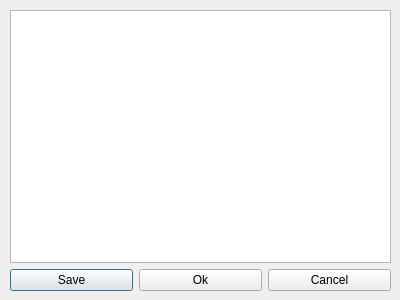
First picture: the form in HDGenerator/inputdialog.ui, repository brokestorm/QtProject, before the edit.
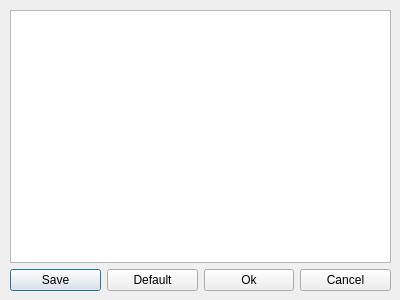
Second picture: the form after the edit.

The edit to the form file:
```diff
--- a/HDGenerator/inputdialog.ui
+++ b/HDGenerator/inputdialog.ui
@@ -13,7 +13,7 @@
   <property name="windowTitle">
    <string>Dialog</string>
   </property>
-  <widget class="QWidget" name="">
+  <widget class="QWidget" name="layoutWidget">
    <property name="geometry">
     <rect>
      <x>10</x>
@@ -35,6 +35,13 @@
         </property>
        </widget>
       </item>
+      <item>
+       <widget class="QPushButton" name="defaultButton">
+        <property name="text">
+         <string>Default</string>
+        </property>
+       </widget>
+      </item>
       <item>
        <widget class="QPushButton" name="okButton">
         <property name="text">
```
